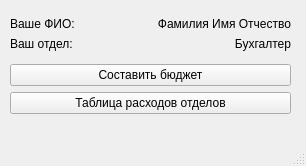
The window that src/main/accountantmainwindow.ui (sozzzzi/BudgetControl) describes before a commit, drawn with Qt 5.
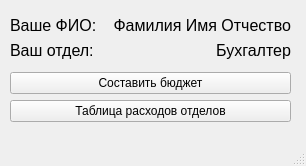
The same window after the commit.

```diff
--- a/src/main/accountantmainwindow.ui
+++ b/src/main/accountantmainwindow.ui
@@ -20,7 +20,7 @@
       <x>10</x>
       <y>10</y>
       <width>281</width>
-      <height>111</height>
+      <height>118</height>
      </rect>
     </property>
     <layout class="QGridLayout" name="gridLayout">
@@ -52,6 +52,11 @@
      </item>
      <item row="1" column="0">
       <widget class="QLabel" name="label">
+       <property name="font">
+        <font>
+         <pointsize>12</pointsize>
+        </font>
+       </property>
        <property name="text">
         <string>Ваше ФИО:</string>
        </property>
@@ -59,6 +64,11 @@
      </item>
      <item row="2" column="1">
       <widget class="QLabel" name="departmentLabel">
+       <property name="font">
+        <font>
+         <pointsize>12</pointsize>
+        </font>
+       </property>
        <property name="text">
         <string>Бухгалтер</string>
        </property>
@@ -82,6 +92,11 @@
      </item>
      <item row="2" column="0">
       <widget class="QLabel" name="label_2">
+       <property name="font">
+        <font>
+         <pointsize>12</pointsize>
+        </font>
+       </property>
        <property name="text">
         <string>Ваш отдел:</string>
        </property>
@@ -89,6 +104,11 @@
      </item>
      <item row="1" column="1">
       <widget class="QLabel" name="fioLabel">
+       <property name="font">
+        <font>
+         <pointsize>12</pointsize>
+        </font>
+       </property>
        <property name="text">
         <string>Фамилия Имя Отчество</string>
        </property>
```
